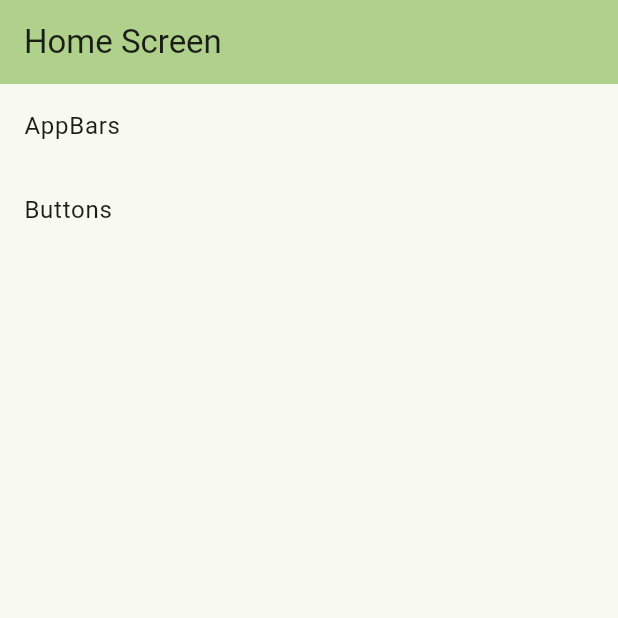
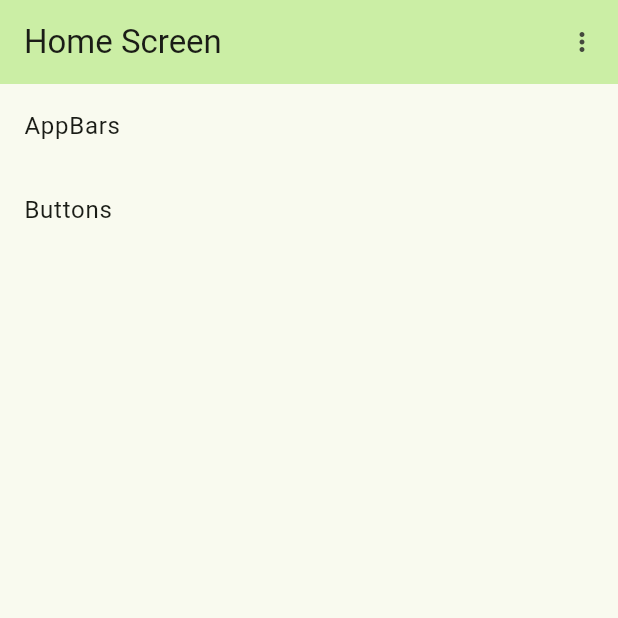
Before and after one commit to AliAkberAakash/leafy, a Flutter app: the screen it shows after launch, on a phone screen of 412 x 824 dp, the top half of it. Run offline on Flutter 3.47's test engine with Material 3 defaults, Android fonts, the phone set to English and light mode, and no system bars.

Commit message:
leafy: add theme selection menu in appbar

```diff
--- /dev/null
+++ b/example/lib/core/widget/appbar_menu/appbar_icon_menu.dart
@@ -0,0 +1,61 @@
+import 'package:example/core/widget/appbar_menu/appbar_menu_model.dart';
+import 'package:flutter/material.dart';
+import 'package:leafy/styles/util/extensions.dart';
+
+class AppBarMenu extends StatelessWidget {
+  final List<AppBarMenuModel> menuData;
+  final IconData menuIcon;
+
+  const AppBarMenu({
+    super.key,
+    required this.menuData,
+    required this.menuIcon,
+  });
+
+  @override
+  Widget build(BuildContext context) {
+    final theme = context.theme;
+
+    return MenuAnchor(
+      menuChildren: [
+        for (var data in menuData)
+          MenuItemButton(
+            onPressed: data.onClick,
+            child: Row(
+              mainAxisSize: MainAxisSize.min,
+              children: [
+                if (data.iconData != null) ...[
+                  Icon(
+                    data.iconData,
+                    size: theme.iconSizeTokens.xSmall,
+                  ),
+                  SizedBox(
+                    width: theme.spacingTokens.lfSpacing8,
+                  ),
+                ],
+                Text(
+                  data.title,
+                  style: theme.textTheme.labelSmall,
+                ),
+              ],
+            ),
+          ),
+      ],
+      builder: (context, MenuController controller, _) {
+        return IconButton(
+          onPressed: () {
+            if (controller.isOpen) {
+              controller.close();
+            } else {
+              controller.open();
+            }
+          },
+          icon: Icon(
+            menuIcon,
+            size: theme.iconSizeTokens.xSmall,
+          ),
+        );
+      },
+    );
+  }
+}
--- /dev/null
+++ b/example/lib/core/widget/appbar_menu/appbar_menu_model.dart
@@ -0,0 +1,13 @@
+import 'package:flutter/material.dart';
+
+class AppBarMenuModel {
+  String title;
+  VoidCallback onClick;
+  IconData? iconData;
+
+  AppBarMenuModel(
+    this.title,
+    this.onClick, {
+    this.iconData,
+  });
+}
--- a/example/lib/home/home_screen.dart
+++ b/example/lib/home/home_screen.dart
@@ -2,17 +2,30 @@ import 'package:example/components/buttons/buttons_screen.dart';
 import 'package:example/core/model/component_data.dart';
 import 'package:example/core/screen/component_screen.dart';
 import 'package:example/core/screen/list_screen.dart';
+import 'package:example/core/widget/appbar_menu/appbar_icon_menu.dart';
+import 'package:example/core/widget/appbar_menu/appbar_menu_model.dart';
 import 'package:flutter/material.dart';
+import 'package:leafy/components/icons/leafy_icons.dart';
+import 'package:leafy/styles/leafy_extension.dart';
+import 'package:leafy/styles/util/extensions.dart';
 
 class HomeScreen extends StatelessWidget {
   const HomeScreen({super.key});
 
   @override
   Widget build(BuildContext context) {
+    final theme = context.theme;
+
     return Scaffold(
       appBar: AppBar(
-        backgroundColor: Theme.of(context).colorScheme.inversePrimary,
+        backgroundColor: theme.colorScheme.primaryContainer,
         title: const Text("Home Screen"),
+        actions: [
+          AppBarMenu(
+            menuData: _getMenuData(theme),
+            menuIcon: Icons.more_vert,
+          ),
+        ],
       ),
       body: ListScreen(
         data: [
@@ -31,4 +44,24 @@ class HomeScreen extends StatelessWidget {
       ),
     );
   }
+
+  List<AppBarMenuModel> _getMenuData(LeafyExtension theme) {
+    return [
+      AppBarMenuModel(
+        "Light",
+        () {},
+        iconData: LeafyIcons.sun,
+      ),
+      AppBarMenuModel(
+        "Dark",
+        () {},
+        iconData: LeafyIcons.moon,
+      ),
+      AppBarMenuModel(
+        "System",
+        () {},
+        iconData: LeafyIcons.server,
+      ),
+    ];
+  }
 }
--- a/example/lib/main.dart
+++ b/example/lib/main.dart
@@ -16,6 +16,7 @@ class MyApp extends StatelessWidget {
       theme: theme.light(),
       darkTheme: theme.dark(),
       home: const HomeScreen(),
+      debugShowCheckedModeBanner: false,
     );
   }
 }
--- /dev/null
+++ b/lib/components/app_bars/lf_app_bar.dart
@@ -0,0 +1,16 @@
+import 'package:flutter/material.dart';
+
+class LeafyAppBar extends StatelessWidget implements PreferredSizeWidget{
+
+  final String title;
+
+  const LeafyAppBar({super.key, required this.title});
+
+  @override
+  Widget build(BuildContext context) {
+    return const Placeholder();
+  }
+
+  @override
+  Size get preferredSize => throw UnimplementedError();
+}
```
